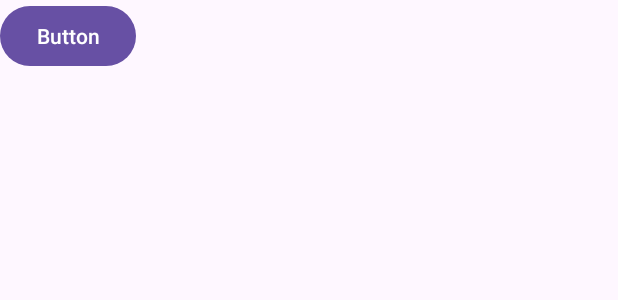
After one commit to konan-pbl-2025/Mr_Q, an Android app: the layout activity_result2.xml on its own in the app's theme, with its tools: preview values and no code run, on a phone screen of 412 x 824 dp. The commit adds this screen. Shown: the top 300 px of the screen. Run offline under Robolectric (Android 15) with nearby library versions, the light colour scheme and no system bars.

Commit message:
変えたよ

```diff
--- a/app/src/main/AndroidManifest.xml
+++ b/app/src/main/AndroidManifest.xml
@@ -12,6 +12,9 @@
         android:supportsRtl="true"
         android:theme="@style/Theme.Mr_Q"
         tools:targetApi="31">
+        <activity
+            android:name=".result2Activity"
+            android:exported="false" />
         <activity
             android:name=".discollectActivity"
             android:exported="false" />
--- a/app/src/main/java/com/example/mr_q/collectActivity.java
+++ b/app/src/main/java/com/example/mr_q/collectActivity.java
@@ -30,7 +30,7 @@
                     startActivity(intent);
                 }
                 else if(StartActivity.currentQuestionIndex >= 10) {
-                    Intent intent = new Intent(collectActivity.this, ResultActivity.class);
+                    Intent intent = new Intent(collectActivity.this, result2Activity.class);
                     startActivity(intent);
                 }
             }
--- a/app/src/main/java/com/example/mr_q/discollectActivity.java
+++ b/app/src/main/java/com/example/mr_q/discollectActivity.java
@@ -30,7 +30,7 @@
                     startActivity(intent);
                 }
                 else if(StartActivity.currentQuestionIndex >= 10) {
-                    Intent intent = new Intent(discollectActivity.this, ResultActivity.class);
+                    Intent intent = new Intent(discollectActivity.this, result2Activity.class);
                     startActivity(intent);
                 }
             }
--- /dev/null
+++ b/app/src/main/res/layout/activity_result2.xml
@@ -0,0 +1,16 @@
+<?xml version="1.0" encoding="utf-8"?>
+<androidx.constraintlayout.widget.ConstraintLayout xmlns:android="http://schemas.android.com/apk/res/android"
+    xmlns:app="http://schemas.android.com/apk/res-auto"
+    xmlns:tools="http://schemas.android.com/tools"
+    android:layout_width="match_parent"
+    android:layout_height="match_parent"
+    tools:context=".result2Activity">
+
+    <Button
+        android:id="@+id/rButton"
+        android:layout_width="wrap_content"
+        android:layout_height="wrap_content"
+        android:text="Button"
+        tools:layout_editor_absoluteX="160dp"
+        tools:layout_editor_absoluteY="440dp" />
+</androidx.constraintlayout.widget.ConstraintLayout>
```
Also changed, not shown: app/src/main/java/com/example/mr_q/result2Activity.java (added, +26 -0 lines).
